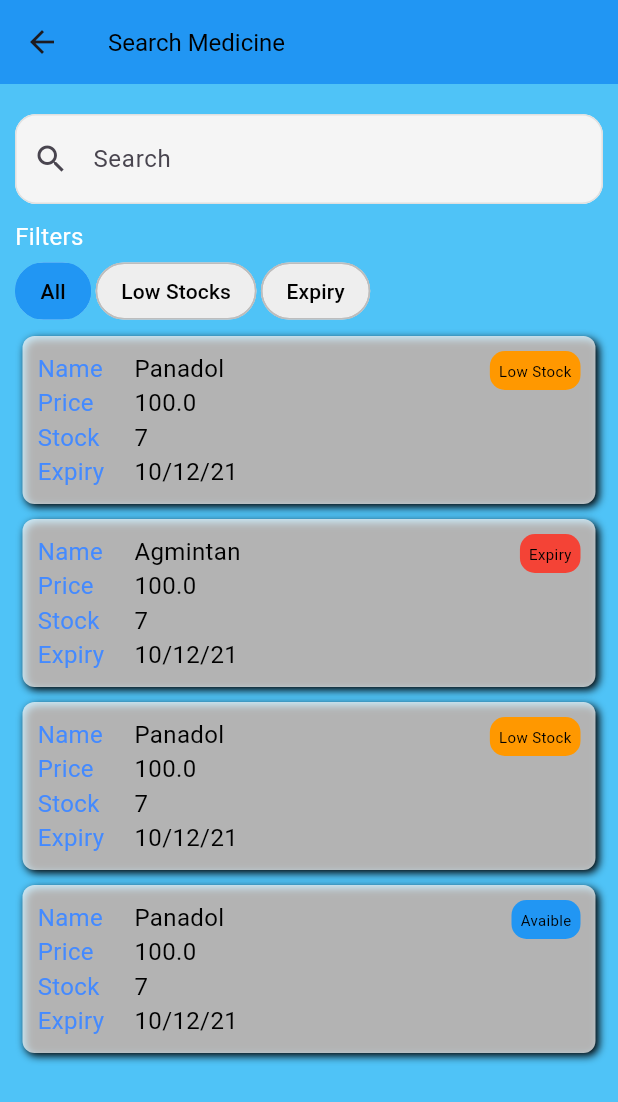
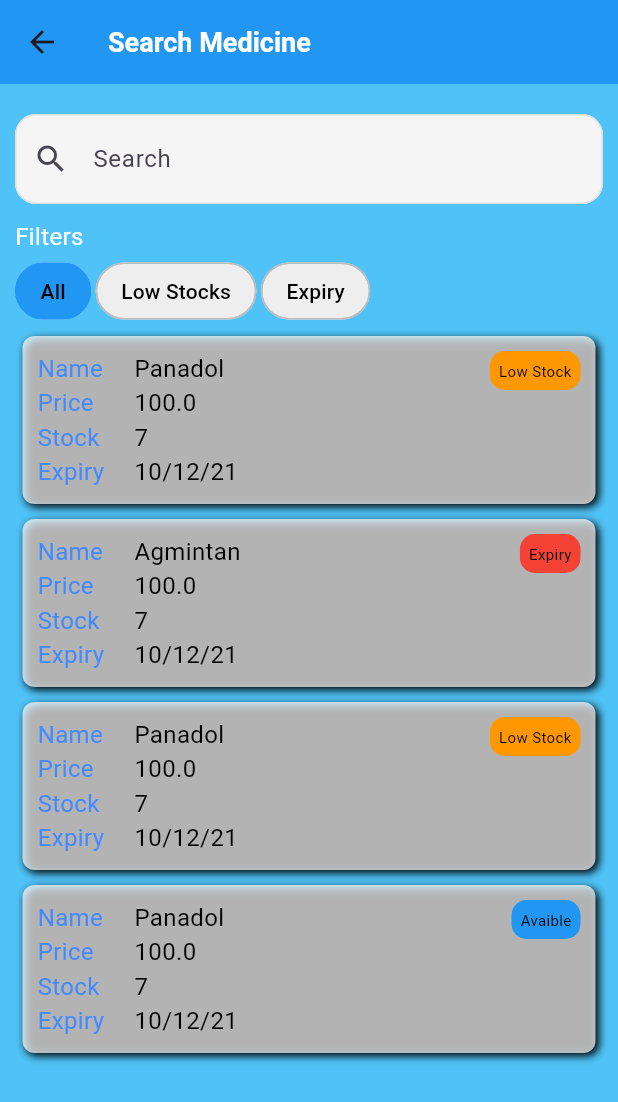
Before and after one commit to Raza373316/PharmaFlow, a Flutter app: the Searchmedicine screen opened directly, on a phone screen of 412 x 824 dp. Shown: the top 1102 px of the screen. Run offline on Flutter 3.47's test engine with Material 3 defaults, Android fonts, the phone set to English and light mode, and no system bars.

Commit message:
app bar text change

```diff
--- a/lib/View/AppScreens/Search Medicine.dart
+++ b/lib/View/AppScreens/Search Medicine.dart
@@ -25,7 +25,8 @@ class _SearchmedicineState extends State<Searchmedicine> {
     return Scaffold(
 
       appBar: AppBar(
-        title: CustomText(text: "Search Medicine",),
+        title: CustomText(text: "Search Medicine",
+            color: Colors.white, fontSize: 18, fontWeight: FontWeight.bold),
         backgroundColor: Colors.blue,
       ),
       backgroundColor: Colors.lightBlue.shade300,
@@ -47,13 +48,13 @@ class _SearchmedicineState extends State<Searchmedicine> {
                   return Padding(
                     padding: EdgeInsets.only(right: 3),
                     child: FilterChip(
-                      label:Text(filter['label'],
-                        style: TextStyle(
+                      label:CustomText(text: filter['label'],
+
                             fontSize: 14,
                             fontWeight: FontWeight.w500,
                             color:Colors.black
 
-                        ),
+
                       ),
 
 
```
